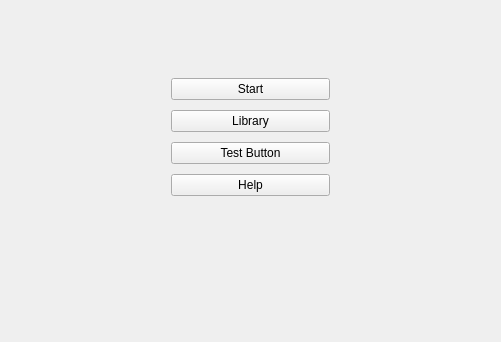
Before: the Qt Designer form forms/menu.ui in SamuelPossamai/SimpleGameOfMine, drawn with Qt 5.
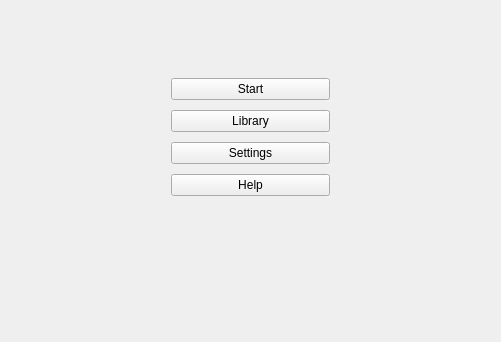
After: the same form once the commit is applied.

Commit message: Settings screen created

Patch:
```diff
--- a/forms/menu.ui
+++ b/forms/menu.ui
@@ -86,7 +86,7 @@
         <enum>Qt::StrongFocus</enum>
        </property>
        <property name="text">
-        <string>Test Button</string>
+        <string>Settings</string>
        </property>
        <property name="autoDefault">
         <bool>true</bool>
```
Left out of the diff: 2 changed lines with no effect on the pictures. The commit also changes 17 other files.
